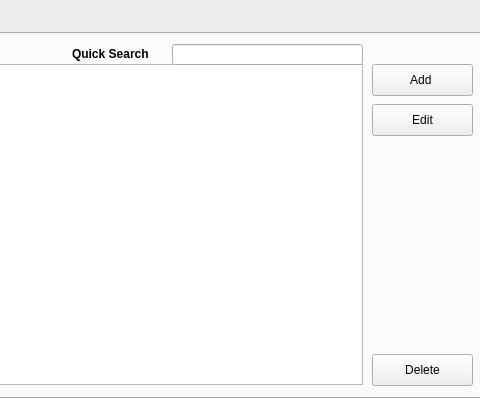
First picture: the form in mainwindow.ui, repository stefanmarjanovic/Comp, before the edit; both pictures show x 420 to 900 and y 141 to 539 of the 900 by 539 pixel window.
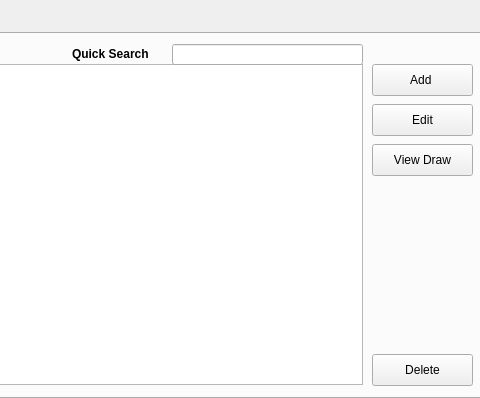
Second picture: the form after the edit. The open tabs and pages were chosen to show the change. Icons and pictures are not drawn.

The edit to the form file:
```diff
--- a/mainwindow.ui
+++ b/mainwindow.ui
@@ -350,6 +350,19 @@
        <string>Quick Search</string>
       </property>
      </widget>
+     <widget class="QPushButton" name="compViewDraw">
+      <property name="geometry">
+       <rect>
+        <x>790</x>
+        <y>110</y>
+        <width>101</width>
+        <height>32</height>
+       </rect>
+      </property>
+      <property name="text">
+       <string>View Draw</string>
+      </property>
+     </widget>
     </widget>
     <widget class="QWidget" name="Venues">
      <attribute name="title">
```
Left out of the diff: 8 changed lines with no effect on the pictures.
